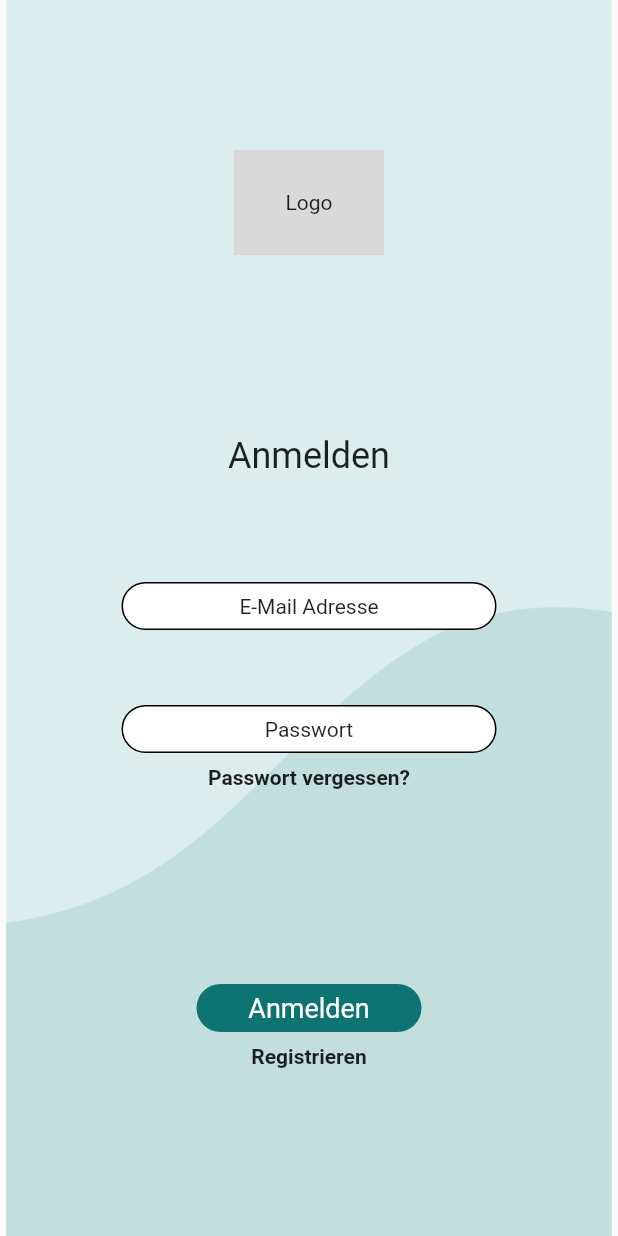
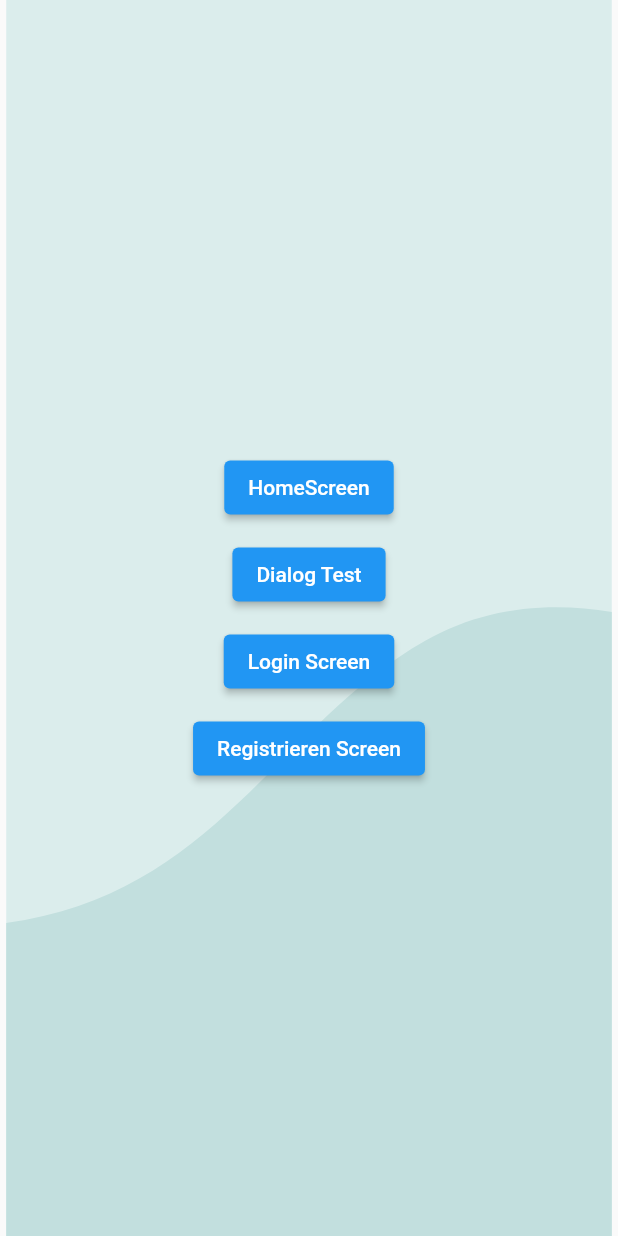
Before and after one commit to drmilde/unigo_prototyp, a Flutter app: the screen it shows after launch, on a phone screen of 412 x 824 dp. Run offline on Flutter 3.47's test engine with Material 2 defaults, Android fonts, the phone set to English and light mode, and no system bars; our stand-ins replace flutter_svg, get, google_fonts.

Commit message:
AuswahlScreen eingefügt, damit man die Screens ausprobieren kann.

```diff
--- a/lib/main.dart
+++ b/lib/main.dart
@@ -1,8 +1,7 @@
 import 'package:flutter/material.dart';
 import 'package:get/get.dart';
-import 'package:unigo_prototyp/screens/fahrt_hinzufuegen_screen.dart';
-import 'package:unigo_prototyp/screens/login_screen.dart';
-import 'package:unigo_prototyp/screens/svg_screen.dart';
+
+import 'screens/auswahl_screen.dart';
 
 // Design in
 // https://www.figma.com/file/KG73Ctua7GSmwbwu3uWXvG/Prototyp-1?node-id=0%3A1&t=qwvKkf7XLdVeYxtk-0
@@ -22,7 +21,7 @@ class MyApp extends StatelessWidget {
       theme: ThemeData(
         primarySwatch: Colors.blue,
       ),
-      home: LoginScreen(),
+      home: AuswahlScreen(),
     );
   }
 }
--- /dev/null
+++ b/lib/screens/auswahl_screen.dart
@@ -0,0 +1,45 @@
+import 'package:flutter/material.dart';
+import 'package:unigo_prototyp/screens/fahrt_hinzufuegen_screen.dart';
+import 'package:unigo_prototyp/screens/home_screen.dart';
+import 'package:unigo_prototyp/screens/login_screen.dart';
+import 'package:unigo_prototyp/screens/registrieren_screen.dart';
+import 'package:unigo_prototyp/widgets/svg_scaffold_widget.dart';
+
+class AuswahlScreen extends StatelessWidget {
+  const AuswahlScreen({Key? key}) : super(key: key);
+
+  @override
+  Widget build(BuildContext context) {
+    return SvgScaffoldWidget(
+        child: Center(
+      child: Column(
+        mainAxisAlignment: MainAxisAlignment.center,
+        children: [
+          _buildRouteButton(context, "HomeScreen", HomeScreen()),
+          _spacer(),
+          _buildRouteButton(context, "Dialog Test", FahrtHinzufuegenScreen()),
+          _spacer(),
+          _buildRouteButton(context, "Login Screen", LoginScreen()),
+          _spacer(),
+          _buildRouteButton(context, "Registrieren Screen", RegistrierenScreen()),
+        ],
+      ),
+    ));
+  }
+
+  SizedBox _spacer() => SizedBox(height:10);
+
+  ElevatedButton _buildRouteButton(
+      BuildContext context, String text, Widget widget) {
+    return ElevatedButton(
+      onPressed: () {
+        Navigator.push(
+            context,
+            MaterialPageRoute(
+              builder: (context) => widget,
+            ));
+      },
+      child: Text(text),
+    );
+  }
+}
--- a/lib/screens/registrieren_screen.dart
+++ b/lib/screens/registrieren_screen.dart
@@ -1,7 +1,7 @@
 import 'package:flutter/material.dart';
 
-class RegisrierenScreen extends StatelessWidget {
-  const RegisrierenScreen({Key? key}) : super(key: key);
+class RegistrierenScreen extends StatelessWidget {
+  const RegistrierenScreen({Key? key}) : super(key: key);
 
   @override
   Widget build(BuildContext context) {
```
